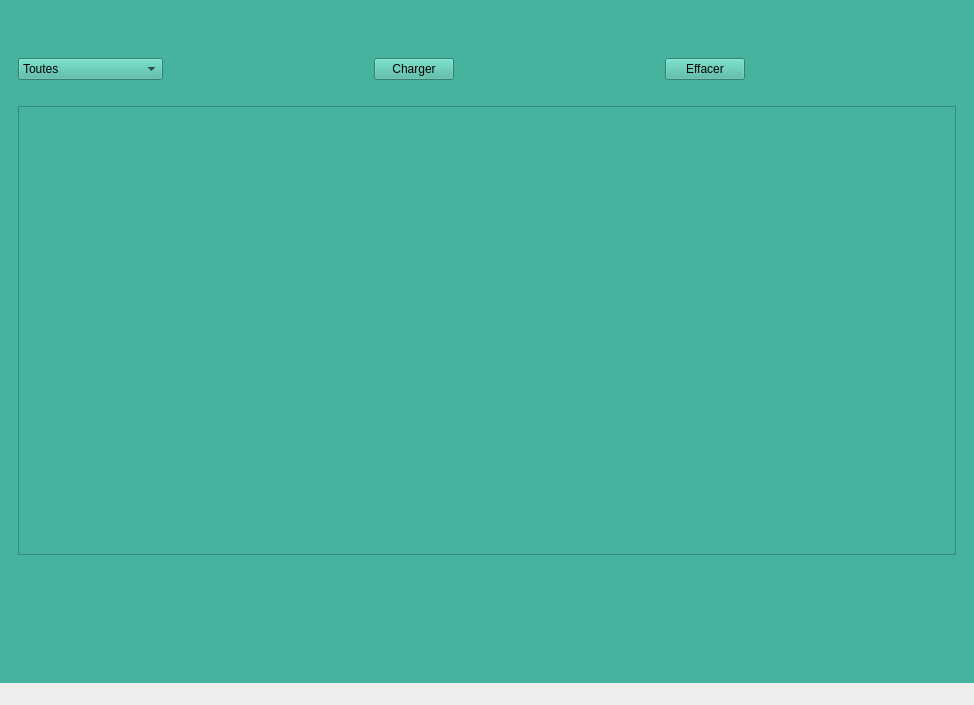
bts-lasalle-avignon-projets/eco-classroom-2022, file eco-classroom/ihmecoclassroom.ui: the form before one commit.
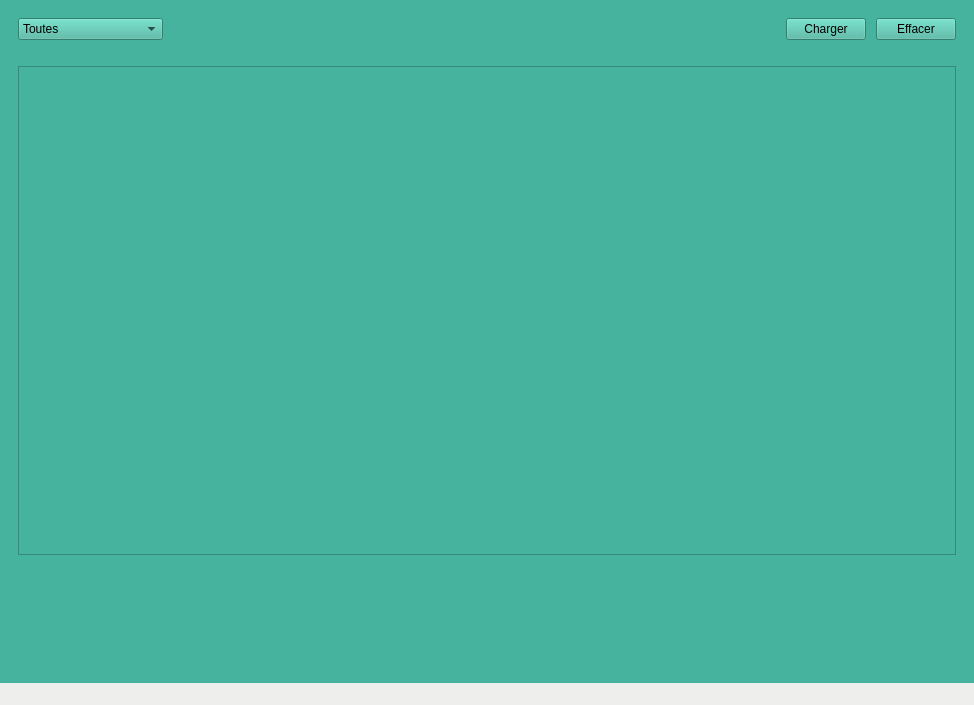
The form after the commit. The open tabs and pages were chosen to show the change.

Commit message: ECO22-43 Corrige les modifications apportées

Patch:
```diff
--- a/eco-classroom/ihmecoclassroom.ui
+++ b/eco-classroom/ihmecoclassroom.ui
@@ -25,26 +25,10 @@
       </property>
       <widget class="QWidget" name="accueil">
        <layout class="QVBoxLayout" name="verticalLayout_2">
-        <item>
-         <spacer name="verticalSpacer2">
-          <property name="orientation">
-           <enum>Qt::Vertical</enum>
-          </property>
-          <property name="sizeType">
-           <enum>QSizePolicy::Minimum</enum>
-          </property>
-          <property name="sizeHint" stdset="0">
-           <size>
-            <width>20</width>
-            <height>40</height>
-           </size>
-          </property>
-         </spacer>
-        </item>
         <item>
          <layout class="QHBoxLayout" name="enteteLayout">
           <property name="spacing">
-           <number>0</number>
+           <number>10</number>
           </property>
           <property name="leftMargin">
            <number>0</number>
@@ -105,19 +89,6 @@
             </property>
            </widget>
           </item>
-          <item>
-           <spacer name="horizontalSpacer_3">
-            <property name="orientation">
-             <enum>Qt::Horizontal</enum>
-            </property>
-            <property name="sizeHint" stdset="0">
-             <size>
-              <width>40</width>
-              <height>20</height>
-             </size>
-            </property>
-           </spacer>
-          </item>
           <item>
            <widget class="QPushButton" name="boutonEffacer">
             <property name="text">
@@ -125,19 +96,6 @@
             </property>
            </widget>
           </item>
-          <item>
-           <spacer name="horizontalSpacer">
-            <property name="orientation">
-             <enum>Qt::Horizontal</enum>
-            </property>
-            <property name="sizeHint" stdset="0">
-             <size>
-              <width>40</width>
-              <height>20</height>
-             </size>
-            </property>
-           </spacer>
-          </item>
          </layout>
         </item>
         <item>
```
Left out of the diff: 86 changed lines with no effect on the pictures. The commit also changes 1 other file.
